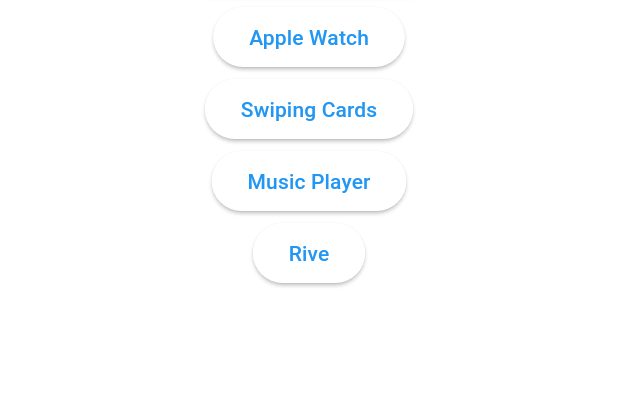
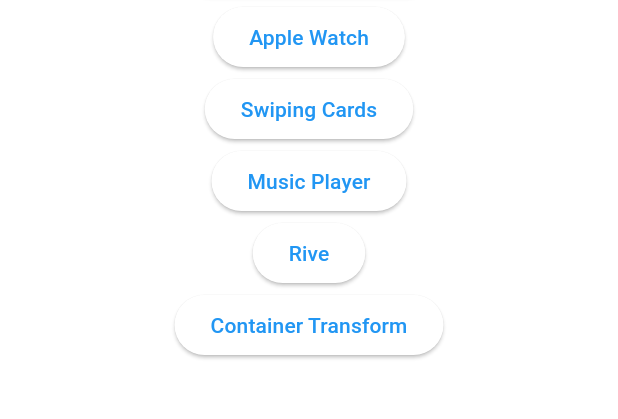
Before and after one commit to Hazka3/std_flutter_animations, a Flutter app: the screen it shows after launch, on a phone screen of 412 x 824 dp, the part 227-646 px from its top. Run offline on Flutter 3.47's test engine with Material 3 defaults, Android fonts, the phone set to English and light mode, and no system bars; our stand-ins replace rive.

Commit message:
feat: Add button to navigate to ContainerTransformScreen in MenuScreen

```diff
--- a/lib/screens/menu_screen.dart
+++ b/lib/screens/menu_screen.dart
@@ -1,5 +1,6 @@
 import 'package:flutter/material.dart';
 import 'package:std_flutter_animations/screens/apple_watch_screen.dart';
+import 'package:std_flutter_animations/screens/container_transform_screen.dart';
 import 'package:std_flutter_animations/screens/explicit_animations_screen.dart';
 import 'package:std_flutter_animations/screens/implicit_animations_screen.dart';
 import 'package:std_flutter_animations/screens/music_player_screen.dart';
@@ -69,6 +70,13 @@ class MenuScreen extends StatelessWidget {
               ),
               child: const Text("Rive"),
             ),
+            ElevatedButton(
+              onPressed: () => _goToPage(
+                context,
+                const ContainerTransformScreen(),
+              ),
+              child: const Text("Container Transform"),
+            ),
           ],
         ),
       ),
```
